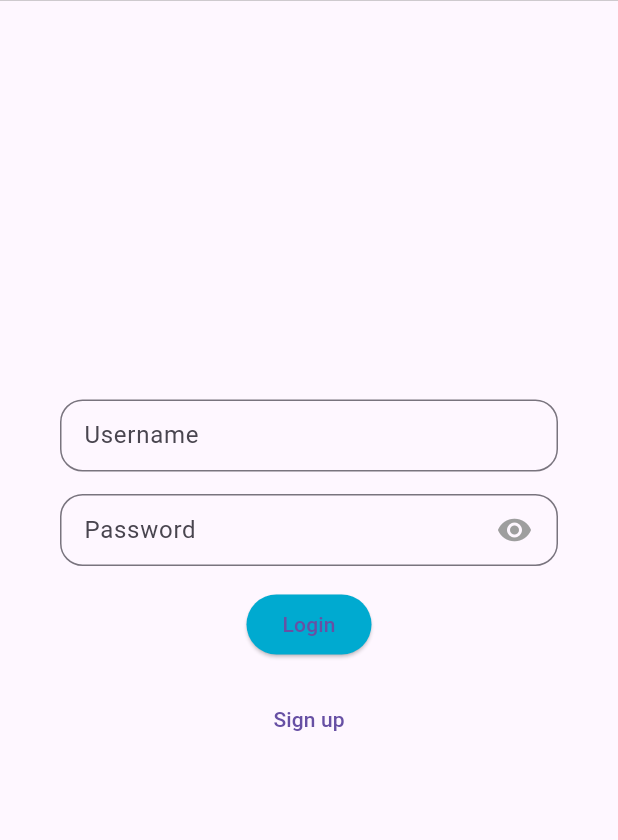
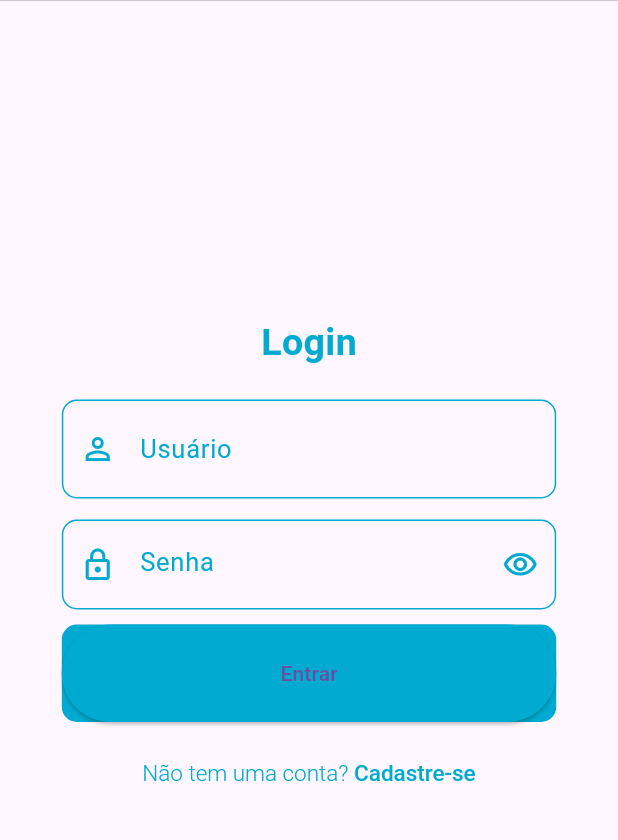
Before and after one commit to conect2ai/search_app, a Flutter app: the screen it shows after launch, on a phone screen of 412 x 824 dp, the part 112-952 px from its top. Run offline on Flutter 3.47's test engine with Material 3 defaults, Android fonts, the phone set to English and light mode, and no system bars; our stand-ins replace bloc, camera, file_picker, flutter_bloc, flutter_modular, flutter_secure_storage and 3 more; missing offline and left inert: audio_waveforms, flutter_config.

Commit message:
[Feat]-tela de login e signup reformuladas e prontas

```diff
--- a/lib/app/core/themes/app_text_styles.dart
+++ b/lib/app/core/themes/app_text_styles.dart
@@ -1,12 +1,25 @@
 import 'package:flutter/material.dart';
+
+import 'app_colors.dart';
 
 class AppTextStyles {
   static const mainTextStyle = TextStyle(fontSize: 24);
   static const dialogTextStyle = TextStyle(fontSize: 22);
+  static const authScreenButtonsTextStyle =
+      TextStyle(color: Colors.white, fontSize: 17, fontWeight: FontWeight.w400);
+  static const authScreenTitleTextStyle = TextStyle(
+      color: AppColors.mainColor, fontSize: 25, fontWeight: FontWeight.w600);
+  static const authScreenSubtitleTextStyle = TextStyle(
+      color: Colors.black87, fontSize: 17, fontWeight: FontWeight.w400);
   static const chatMessageTextStyle = TextStyle(
     fontSize: 16,
   );
   static const dialogTextButtonStyle = TextStyle(fontSize: 18);
+  static const buttonsTextStyle = TextStyle(color: Colors.white, fontSize: 18);
+  static const buttonsLabelTextStyle =
+      TextStyle(color: Colors.white, fontSize: 22);
+  static const textFieldTextStyle =
+      TextStyle(color: AppColors.mainColor, fontSize: 14);
   static const deactivatedDialogTextButtonStyle =
       TextStyle(fontSize: 18, color: Colors.grey);
 }
--- a/lib/app/features/auth/ui/widgets/login_form.dart
+++ b/lib/app/features/auth/ui/widgets/login_form.dart
@@ -1,7 +1,12 @@
+import 'dart:io';
+import 'dart:ui';
+
 import 'package:flutter/material.dart';
 import 'package:flutter_modular/flutter_modular.dart';
 
 import '../../../../core/themes/app_colors.dart';
+import '../../../../core/themes/app_text_styles.dart';
+import '../../../../mixins/snackbar_mixin.dart';
 import '../../interactor/bloc/auth_bloc.dart';
 import '../../interactor/events/auth_event.dart';
 
@@ -14,11 +19,10 @@ class LoginForm extends StatefulWidget {
   State<LoginForm> createState() => _LoginFormState();
 }
 
-class _LoginFormState extends State<LoginForm> {
+class _LoginFormState extends State<LoginForm> with SnackBarMixin {
   final _authBloc = Modular.get<AuthBloc>();
-  final _formKey = GlobalKey<FormState>();
   final Map<String, String> _formData = {};
-  bool _isObscureText = true;
+  bool _isPasswordVisible = false;
   final _passwordFocusNode = FocusNode();
   final _usernameFocusNode = FocusNode();
 
@@ -34,9 +38,25 @@ class _LoginFormState extends State<LoginForm> {
     super.initState();
   }
 
-  void _saveFormData() {
+  void _saveFormData() async {
     _formData['username'] = _usernameTextController.text;
     _formData['password'] = _passwordTextController.text;
+
+    try {
+      await _authBloc
+          .login(_formData)
+          .then((_) => Modular.to.pushReplacementNamed('/home/'));
+    } on HttpException catch (_) {
+      if (!mounted) {
+        return;
+      }
+      generateSnackBar('Login failed. Try again.', context);
+    } catch (_) {
+      if (!mounted) {
+        return;
+      }
+      generateSnackBar('Login failed. Try again.', context);
+    }
   }
 
   void _unfocusAllTextFields() {
@@ -50,119 +70,164 @@ class _LoginFormState extends State<LoginForm> {
 
   @override
   Widget build(BuildContext context) {
+    final screenWidth = MediaQuery.of(context).size.width;
     return Center(
-      child: Padding(
-        padding: const EdgeInsets.only(left: 40.0, right: 40, top: 20),
       child: SingleChildScrollView(
-          child: Form(
-            key: _formKey,
         child: Column(
           mainAxisAlignment: MainAxisAlignment.center,
+          crossAxisAlignment: CrossAxisAlignment.center,
           children: [
-                TextFormField(
-                  focusNode: _usernameFocusNode,
-                  controller: _usernameTextController,
-                  decoration: InputDecoration(
-                    hintText: 'Username',
-                    isDense: true,
-                    border: OutlineInputBorder(
-                        borderRadius: BorderRadius.circular(15)),
-                  ),
-                  validator: (value) {
-                    if (value == null || value.isEmpty) {
-                      return 'Please insert your username';
-                    } else {
-                      return null;
-                    }
-                  },
+            const Text(
+              'Login',
+              style: AppTextStyles.authScreenTitleTextStyle,
             ),
             const SizedBox(
-                  height: 15,
+              height: 20,
             ),
-                Stack(
-                  children: [
-                    TextFormField(
-                      focusNode: _passwordFocusNode,
-                      obscureText: _isObscureText,
+            SizedBox(
+              height: 80,
+              child: TextField(
+                selectionHeightStyle: BoxHeightStyle.strut,
+                controller: _usernameTextController,
+                keyboardType: TextInputType.emailAddress,
+                textAlignVertical: TextAlignVertical.center,
+                cursorColor: AppColors.mainColor,
+                decoration: InputDecoration(
+                  hintText: 'Usuário',
+                  hintStyle: const TextStyle(
+                      fontSize: 17,
+                      color: AppColors.mainColor,
+                      fontWeight: FontWeight.w400),
+                  prefixIcon: const Icon(
+                    Icons.person_outline,
+                    color: AppColors.mainColor,
+                  ),
+                  constraints: BoxConstraints.tight(
+                      Size(MediaQuery.of(context).size.width * 0.8, 120)),
+                  contentPadding:
+                      const EdgeInsets.symmetric(vertical: 20, horizontal: 15),
+                  border: OutlineInputBorder(
+                      borderRadius: BorderRadius.circular(10),
+                      borderSide: const BorderSide(color: AppColors.mainColor)),
+                  enabledBorder: OutlineInputBorder(
+                      borderRadius: BorderRadius.circular(10),
+                      borderSide: const BorderSide(color: AppColors.mainColor)),
+                  focusedBorder: OutlineInputBorder(
+                    borderRadius: BorderRadius.circular(10),
+                    borderSide: const BorderSide(color: AppColors.mainColor),
+                  ),
+                ),
+              ),
+            ),
+            SizedBox(
+              height: 60,
+              child: TextField(
+                obscureText: !_isPasswordVisible,
+                selectionHeightStyle: BoxHeightStyle.strut,
                 controller: _passwordTextController,
+                keyboardType: TextInputType.emailAddress,
+                textAlignVertical: TextAlignVertical.center,
+                cursorColor: AppColors.mainColor,
                 decoration: InputDecoration(
-                        hintText: 'Password',
-                        isDense: true,
-                        border: OutlineInputBorder(
-                            borderRadius: BorderRadius.circular(15)),
-                      ),
-                      validator: (value) {
-                        if (value == null || value.isEmpty) {
-                          return 'Please insert your password';
-                        } else {
-                          return null;
-                        }
-                      },
-                    ),
-                    Positioned(
-                      right: 5,
-                      child: IconButton(
-                          onPressed: () {
+                  suffixIcon: GestureDetector(
+                      onTap: () {
                         setState(() {
-                              _isObscureText = !_isObscureText;
+                          _isPasswordVisible = !_isPasswordVisible;
                         });
                       },
-                          icon: Icon(
-                            _isObscureText
-                                ? Icons.visibility
-                                : Icons.visibility_off,
-                            color: Colors.grey,
+                      child: Icon(
+                        _isPasswordVisible
+                            ? Icons.visibility_off_outlined
+                            : Icons.visibility_outlined,
+                        color: AppColors.mainColor,
                       )),
-                    )
-                  ],
+                  hintText: 'Senha',
+                  hintStyle: const TextStyle(
+                      fontSize: 17,
+                      color: AppColors.mainColor,
+                      fontWeight: FontWeight.w400),
+                  prefixIcon: const Icon(
+                    Icons.lock_outline,
+                    color: AppColors.mainColor,
+                  ),
+                  constraints: BoxConstraints.tight(
+                      Size(MediaQuery.of(context).size.width * 0.8, 120)),
+                  contentPadding:
+                      const EdgeInsets.symmetric(vertical: 20, horizontal: 15),
+                  border: OutlineInputBorder(
+                      borderRadius: BorderRadius.circular(10),
+                      borderSide: const BorderSide(color: AppColors.mainColor)),
+                  enabledBorder: OutlineInputBorder(
+                      borderRadius: BorderRadius.circular(10),
+                      borderSide: const BorderSide(color: AppColors.mainColor)),
+                  focusedBorder: OutlineInputBorder(
+                    borderRadius: BorderRadius.circular(10),
+                    borderSide: const BorderSide(color: AppColors.mainColor),
+                  ),
+                ),
+              ),
+            ),
+            // Align(
+            //   alignment: Alignment.topRight,
+            //   child: Padding(
+            //     padding: const EdgeInsets.only(right: 15),
+            //     child: TextButton(
+            //       onPressed: () =>
+            //           Modular.to.pushReplacementNamed('/recover-password/'),
+            //       child: const Text(
+            //         'Esqueceu a senha?',
+            //         style: TextStyle(
+            //             fontWeight: FontWeight.w500,
+            //             fontSize: 15,
+            //             color: Colors.white),
+            //       ),
+            //     ),
+            //   ),
+            // ),
+            const SizedBox(
+              height: 10,
+            ),
+            Container(
+              width: screenWidth * 0.8,
+              height: 65,
+              decoration: BoxDecoration(
+                  color: AppColors.mainColor,
+                  borderRadius: BorderRadius.circular(10)),
+              child: ElevatedButton(
+                style: ElevatedButton.styleFrom(
+                    backgroundColor: AppColors.mainColor),
+                onPressed: _saveFormData,
+                child: const Text(
+                  'Entrar',
+                ),
+              ),
             ),
             const SizedBox(
-                  height: 15,
-                ),
-                Column(
-                  children: [
-                    ElevatedButton(
-                      style: ElevatedButton.styleFrom(
-                          backgroundColor: AppColors.mainColor),
-                      onPressed: () async {
-                        _unfocusAllTextFields();
-                        if (_formKey.currentState!.validate()) {
-                          _saveFormData();
-                          await _authBloc.login(_formData);
-                          try {
-                            Modular.to.navigate('/home/');
-                          } catch (_) {
-                            if (!mounted) {
-                              return;
-                            }
-
-                            ScaffoldMessenger.of(context).showSnackBar(
-                              const SnackBar(
-                                content: Text('Credenciais inválidas!'),
-                                duration: Duration(milliseconds: 600),
-                              ),
-                            );
-                          }
-                        }
-                      },
-                      child: const Text('Login'),
-                    ),
-                    const SizedBox(
-                      height: 15,
+              height: 10,
             ),
             TextButton(
               onPressed: () {
                 _unfocusAllTextFields();
-                          _authBloc.add(SwitchToSignUpEvent(
-                              username: _usernameTextController.text,
-                              password: _passwordTextController.text));
+                _authBloc.add(SwitchToSignUpEvent());
               },
-                        child: const Text('Sign up'))
-                  ],
+              child: RichText(
+                text: const TextSpan(
+                    text: 'Não tem uma conta? ',
+                    style: TextStyle(
+                        fontWeight: FontWeight.w300,
+                        fontSize: 15,
+                        color: AppColors.mainColor),
+                    children: [
+                      TextSpan(
+                          text: 'Cadastre-se',
+                          style: TextStyle(
+                              fontWeight: FontWeight.w500,
+                              fontSize: 15,
+                              color: AppColors.mainColor))
+                    ]),
+              ),
             ),
           ],
-            ),
-          ),
         ),
       ),
     );
--- a/lib/app/features/auth/ui/widgets/sign_up_form.dart
+++ b/lib/app/features/auth/ui/widgets/sign_up_form.dart
@@ -6,6 +6,7 @@ import 'package:flutter/material.dart';
 import 'package:flutter_modular/flutter_modular.dart';
 
 import '../../../../core/themes/app_colors.dart';
+import '../../../../core/themes/app_text_styles.dart';
 import '../../../../mixins/logo_appbar.dart';
 import '../../../../mixins/snackbar_mixin.dart';
 import '../../interactor/bloc/auth_bloc.dart';
@@ -65,6 +66,7 @@ class _SingUpFormState extends State<SignUpForm>
                 children: [
                   const Text(
                     'Criar Conta',
+                    style: AppTextStyles.authScreenTitleTextStyle,
                   ),
                   const SizedBox(
                     height: 10,
@@ -74,6 +76,7 @@ class _SingUpFormState extends State<SignUpForm>
                     child: Text(
                       'Digite seu email e você será redirecionado para completar o cadastro.',
                       textAlign: TextAlign.center,
+                      style: AppTextStyles.authScreenSubtitleTextStyle,
                     ),
                   ),
                   const SizedBox(
@@ -90,10 +93,7 @@ class _SingUpFormState extends State<SignUpForm>
                       cursorColor: AppColors.mainColor,
                       decoration: InputDecoration(
                         hintText: 'Email',
-                        hintStyle: const TextStyle(
-                            fontSize: 17,
-                            color: Colors.white,
-                            fontWeight: FontWeight.w400),
+                        hintStyle: AppTextStyles.textFieldTextStyle,
                         prefixIcon: const Icon(
                           Icons.email_outlined,
                           color: AppColors.mainColor,
@@ -130,6 +130,7 @@ class _SingUpFormState extends State<SignUpForm>
                         onPressed: _sendSignUp,
                         child: const Text(
                           'Cadastro',
+                          style: AppTextStyles.authScreenButtonsTextStyle,
                         )),
                   ),
                   Row(
--- a/lib/app/features/chat/module/chat_page_module.dart
+++ b/lib/app/features/chat/module/chat_page_module.dart
@@ -3,6 +3,7 @@ import 'package:http/http.dart' as http;
 
 import '../../../app_module.dart';
 import '../../../blocs/loading_overlay_bloc.dart';
+import '../../auth/interactor/bloc/auth_bloc.dart';
 import '../data/search_repository.dart';
 import '../data/search_repository_impl.dart';
 import '../data/upload_manual_repository.dart';
@@ -25,6 +26,7 @@ class ChatPageModule extends Module {
     i.addLazySingleton<ManualUploadBloc>(ManualUploadBloc.new);
     i.add<UploadManualRepository>(UploadManualRepositoryImpl.new);
     i.add<VehicleInfoRepository>(VehicleInfoRepositoryImpl.new);
+    i.addSingleton<AuthBloc>(AuthBloc.new);
     i.add<SearchRepository>(SearchRepositoryImpl.new);
     i.add<http.Client>(http.Client.new);
   }
--- a/lib/app/features/chat/ui/pages/chat_page.dart
+++ b/lib/app/features/chat/ui/pages/chat_page.dart
@@ -12,6 +12,7 @@ import '../../../../widgets/custom_dialog.dart';
 import '../../../../mixins/loading_overlay.dart';
 import '../../../../mixins/logo_appbar.dart';
 import '../../../auth/data/auth_repository.dart';
+import '../../../auth/interactor/bloc/auth_bloc.dart';
 import '../../interactor/blocs/chatpage/chat_page_bloc.dart';
 import '../../interactor/blocs/chatpage/chat_page_states.dart';
 import '../../interactor/blocs/chatpage_inputs/chat_page_input_bloc.dart';
@@ -31,10 +32,10 @@ class ChatPage extends StatefulWidget {
 class _ChatPageState extends State<ChatPage>
     with LoadingOverlay, LogoAppBar, CustomDialogs {
   final _bloc = Modular.get<ChatPageBloc>();
+  final _authBloc = Modular.get<AuthBloc>();
   final _vehicleInfoBloc = Modular.get<VehicleFormBloc>();
   final _chatInputBloc = Modular.get<ChatPageInputBloc>();
   final _loadingOverlayBloc = Modular.get<LoadingOverlayBloc>();
-  final _authRepo = Modular.get<AuthRepository>();
   int lastIndex = 0;
 
   @override
@@ -62,7 +63,7 @@ class _ChatPageState extends State<ChatPage>
                 RoundedRectangleBorder(borderRadius: BorderRadius.circular(15)),
             onSelected: (option) async {
               if (option == 'Logout') {
-                _authRepo.logout();
+                _authBloc.logout();
                 // Modular.to.navigate('/');
               } else if (option == 'Api Key') {
                 Modular.to.navigate('/home');
```
Lines whose indentation alone changed are shown as unchanged.
